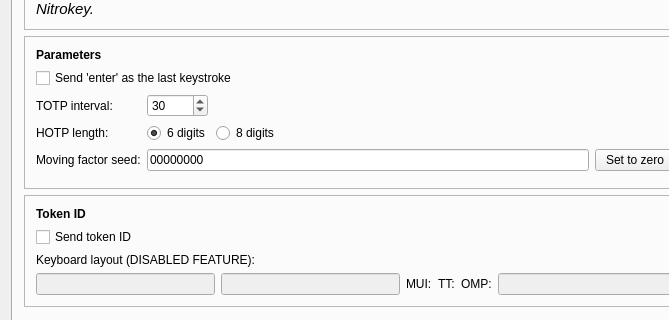
Above: ui/mainwindow.ui from Nitrokey/nitrokey-app before the change; both pictures show x 0 to 669 and y 297 to 617 of the 801 by 781 pixel window. Below: the same form after it.
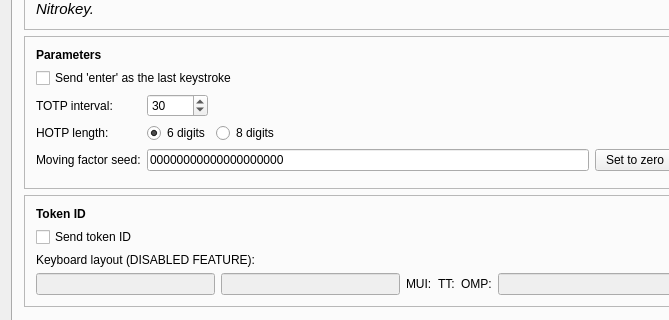
That is the form after the change. Icons and pictures are not drawn.

Commit message: Removing check of counter multiplicity of 16. Checking roughly is counter lower than 2^63.

Patch:
```diff
--- a/ui/mainwindow.ui
+++ b/ui/mainwindow.ui
@@ -453,10 +453,10 @@
                     <string/>
                    </property>
                    <property name="text">
-                    <string>00000000</string>
+                    <string>00000000000000000000</string>
                    </property>
                    <property name="maxLength">
-                    <number>8</number>
+                    <number>20</number>
                    </property>
                   </widget>
                  </item>
```
The commit also changes 1 other file.
